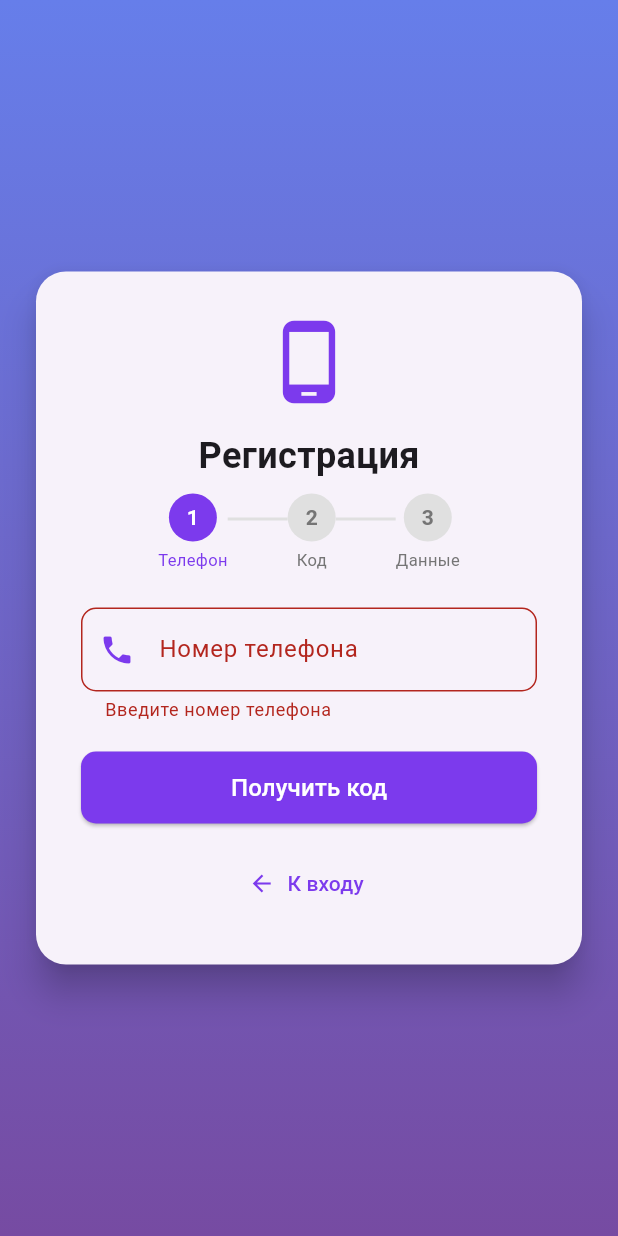
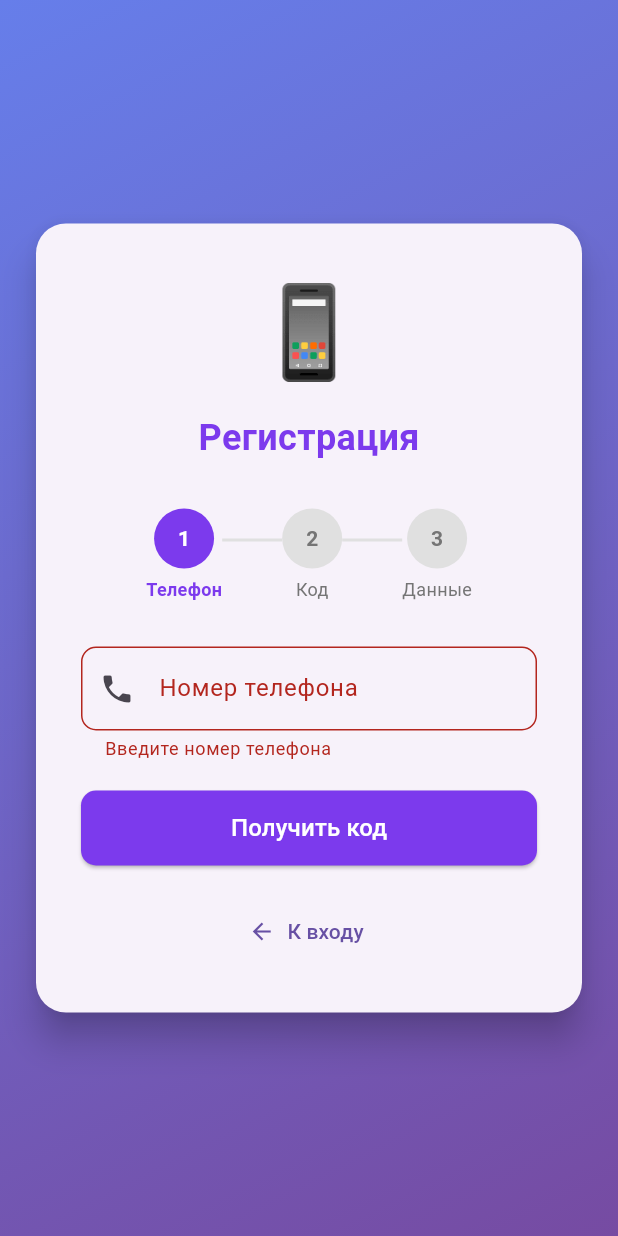
Before and after one commit to monkeygeek4-ai/securewave_app, a Flutter app: the InviteRegisterScreen screen opened directly, after a tap on "Получить код", on a phone screen of 412 x 824 dp. Run offline on Flutter 3.47's test engine with Material 3 defaults, Android fonts, the phone set to English and light mode, and no system bars; our stand-ins replace dio, mask_text_input_formatter, shared_preferences; missing offline and left inert: dart:html, dart:js_util, dart:ui_web, flutter_webrtc; accounts and stored records are empty; network calls fail.

Commit message:
Invite Accept

```diff
--- a/lib/screens/auth/invite_register_screen.dart
+++ b/lib/screens/auth/invite_register_screen.dart
@@ -1,11 +1,13 @@
 // lib/screens/auth/invite_register_screen.dart
 
 import 'package:flutter/material.dart';
+import 'package:flutter/services.dart';
 import 'package:provider/provider.dart';
 import '../../providers/auth_provider.dart';
 import '../../providers/chat_provider.dart';
 import '../../services/api_service.dart';
 import '../home_screen.dart';
+import 'package:mask_text_input_formatter/mask_text_input_formatter.dart';
 
 class InviteRegisterScreen extends StatefulWidget {
   final String? inviteCode;
@@ -29,10 +31,16 @@ class _InviteRegisterScreenState extends State<InviteRegisterScreen> {
 
   final _api = ApiService();
 
-  int _currentStep = 0;
+  int _currentStep = 0; // 0: phone, 1: code, 2: registration
   bool _isLoading = false;
   String? _errorMessage;
   String? _verifiedInviteCode;
+
+  // Маска для телефона: +7 (XXX) XXX-XX-XX
+  final _phoneMask = MaskTextInputFormatter(
+    mask: '+7 (###) ###-##-##',
+    filter: {"#": RegExp(r'[0-9]')},
+  );
 
   @override
   void initState() {
@@ -63,6 +71,7 @@ class _InviteRegisterScreenState extends State<InviteRegisterScreen> {
     });
 
     try {
+      // 2 позиционных аргумента: path, data
       final response = await _api.post('/auth/send-code', {
         'phone': _getCleanPhone(),
         'inviteCode': _verifiedInviteCode,
@@ -74,10 +83,19 @@ class _InviteRegisterScreenState extends State<InviteRegisterScreen> {
           _isLoading = false;
         });
 
+        // Определяем тип: звонок или SMS
+        final isCallPassword =
+            response['message']?.toString().contains('звонок') ??
+                response['message']?.toString().contains('Звонок') ??
+                false;
+
         ScaffoldMessenger.of(context).showSnackBar(
           SnackBar(
-            content: Text(response['message'] ?? 'Код отправлен'),
+            content: Text(isCallPassword
+                ? 'Вам поступит входящий звонок.\nКод - последние 4 цифры номера звонящего.'
+                : 'Код отправлен на ${_phoneController.text}'),
             backgroundColor: Colors.green,
+            duration: const Duration(seconds: 5),
           ),
         );
       } else {
@@ -105,15 +123,22 @@ class _InviteRegisterScreenState extends State<InviteRegisterScreen> {
     try {
       final response = await _api.post('/auth/verify-code', {
         'phone': _getCleanPhone(),
-        'code': _codeController.text.trim(),
-        'inviteCode': _verifiedInviteCode,
+        'code': _codeController.text,
       });
 
       if (response['success'] == true) {
         setState(() {
           _currentStep = 2;
           _isLoading = false;
+          _verifiedInviteCode = response['inviteCode'];
         });
+
+        ScaffoldMessenger.of(context).showSnackBar(
+          const SnackBar(
+            content: Text('Телефон подтвержден!'),
+            backgroundColor: Colors.green,
+          ),
+        );
       } else {
         setState(() {
           _errorMessage = response['error'] ?? 'Неверный код';
@@ -139,26 +164,30 @@ class _InviteRegisterScreenState extends State<InviteRegisterScreen> {
     try {
       final response = await _api.post('/auth/invite-register', {
         'phone': _getCleanPhone(),
+        'code': _codeController.text,
         'username': _usernameController.text.trim(),
         'password': _passwordController.text,
         'fullName': _fullNameController.text.trim(),
         'inviteCode': _verifiedInviteCode,
       });
 
-      if (response['success'] == true && response['token'] != null) {
-        _api.setToken(response['token']);
-
+      if (response['success'] == true && response['user'] != null) {
         final authProvider = context.read<AuthProvider>();
 
+        // Сохраняем токен используя saveToken (асинхронный)
+        if (response['token'] != null) {
+          await _api.saveToken(response['token']);
+        }
+
+        // Обновляем состояние в провайдере
         authProvider.setAuthenticated(
-          response['user']['id'].toString(),
-          response['user']['username'],
-          response['user']['email'],
+          response['user'],
           response['token'],
         );
 
+        // Обновляем ChatProvider
         final chatProvider = context.read<ChatProvider>();
-        chatProvider.setCurrentUserId(response['user']['id'].toString());
+        chatProvider.setCurrentUserId(response['user']['id']?.toString() ?? '');
 
         await Future.delayed(const Duration(milliseconds: 500));
 
@@ -193,8 +222,8 @@ class _InviteRegisterScreenState extends State<InviteRegisterScreen> {
       body: Container(
         decoration: const BoxDecoration(
           gradient: LinearGradient(
-            begin: Alignment.topCenter,
-            end: Alignment.bottomCenter,
+            begin: Alignment.topLeft,
+            end: Alignment.bottomRight,
             colors: [Color(0xFF667EEA), Color(0xFF764BA2)],
           ),
         ),
@@ -202,8 +231,6 @@ class _InviteRegisterScreenState extends State<InviteRegisterScreen> {
           child: Center(
             child: SingleChildScrollView(
               padding: const EdgeInsets.all(20),
-              child: ConstrainedBox(
-                constraints: const BoxConstraints(maxWidth: 450),
               child: Card(
                 elevation: 10,
                 shape: RoundedRectangleBorder(
@@ -214,78 +241,15 @@ class _InviteRegisterScreenState extends State<InviteRegisterScreen> {
                   child: Column(
                     mainAxisSize: MainAxisSize.min,
                     children: [
-                        // Иконка и заголовок
-                        const Icon(
-                          Icons.phone_android,
-                          size: 60,
-                          color: Color(0xFF7C3AED),
-                        ),
-                        const SizedBox(height: 16),
-                        const Text(
-                          'Регистрация',
-                          style: TextStyle(
-                            fontSize: 24,
-                            fontWeight: FontWeight.bold,
-                          ),
-                        ),
-                        const SizedBox(height: 8),
-
-                        // Индикатор шагов
-                        Row(
-                          mainAxisAlignment: MainAxisAlignment.center,
-                          children: [
-                            _buildStepIndicator(0, 'Телефон'),
-                            _buildStepConnector(),
-                            _buildStepIndicator(1, 'Код'),
-                            _buildStepConnector(),
-                            _buildStepIndicator(2, 'Данные'),
+                      _buildHeader(),
+                      const SizedBox(height: 30),
+                      _buildStepIndicator(),
+                      const SizedBox(height: 30),
+                      if (_errorMessage != null) _buildErrorMessage(),
+                      _buildCurrentStep(),
+                      const SizedBox(height: 20),
+                      _buildBackButton(),
                     ],
-                        ),
-                        const SizedBox(height: 24),
-
-                        // Сообщение об ошибке
-                        if (_errorMessage != null)
-                          Container(
-                            padding: const EdgeInsets.all(12),
-                            margin: const EdgeInsets.only(bottom: 16),
-                            decoration: BoxDecoration(
-                              color: Colors.red.shade100,
-                              borderRadius: BorderRadius.circular(8),
-                            ),
-                            child: Row(
-                              children: [
-                                const Icon(Icons.error,
-                                    color: Colors.red, size: 20),
-                                const SizedBox(width: 8),
-                                Expanded(
-                                  child: Text(
-                                    _errorMessage!,
-                                    style: const TextStyle(
-                                        color: Colors.red, fontSize: 13),
-                                  ),
-                                ),
-                              ],
-                            ),
-                          ),
-
-                        // Контент шагов
-                        if (_currentStep == 0) _buildPhoneStep(),
-                        if (_currentStep == 1) _buildCodeStep(),
-                        if (_currentStep == 2) _buildRegistrationStep(),
-
-                        const SizedBox(height: 16),
-
-                        // Кнопка "К входу"
-                        TextButton.icon(
-                          onPressed: () => Navigator.pop(context),
-                          icon: const Icon(Icons.arrow_back, size: 18),
-                          label: const Text('К входу'),
-                          style: TextButton.styleFrom(
-                            foregroundColor: const Color(0xFF7C3AED),
-                          ),
-                        ),
-                      ],
-                    ),
                   ),
                 ),
               ),
@@ -296,52 +260,135 @@ class _InviteRegisterScreenState extends State<InviteRegisterScreen> {
     );
   }
 
-  Widget _buildStepIndicator(int step, String label) {
-    final isActive = _currentStep == step;
-    final isCompleted = _currentStep > step;
+  Widget _buildHeader() {
+    String emoji = '📱';
+    String title = 'Регистрация';
+
+    if (_currentStep == 1) {
+      emoji = '🔐';
+      title = 'Подтверждение';
+    } else if (_currentStep == 2) {
+      emoji = '👤';
+      title = 'Создание аккаунта';
+    }
 
     return Column(
       children: [
-        Container(
-          width: 32,
-          height: 32,
-          decoration: BoxDecoration(
-            color: isCompleted || isActive
-                ? const Color(0xFF7C3AED)
-                : Colors.grey[300],
-            shape: BoxShape.circle,
-          ),
-          child: Center(
-            child: Text(
-              '${step + 1}',
-              style: TextStyle(
-                color:
-                    isCompleted || isActive ? Colors.white : Colors.grey[600],
+        Text(emoji, style: const TextStyle(fontSize: 60)),
+        const SizedBox(height: 10),
+        Text(
+          title,
+          style: const TextStyle(
+            fontSize: 24,
             fontWeight: FontWeight.bold,
-                fontSize: 14,
-              ),
-            ),
-          ),
-        ),
-        const SizedBox(height: 4),
-        Text(
-          label,
-          style: TextStyle(
-            fontSize: 11,
-            color: isActive ? const Color(0xFF7C3AED) : Colors.grey[600],
+            color: Color(0xFF7C3AED),
           ),
         ),
       ],
     );
   }
 
-  Widget _buildStepConnector() {
+  Widget _buildStepIndicator() {
+    return Row(
+      mainAxisAlignment: MainAxisAlignment.center,
+      children: [
+        _buildStepDot(0, 'Телефон'),
+        _buildStepLine(0),
+        _buildStepDot(1, 'Код'),
+        _buildStepLine(1),
+        _buildStepDot(2, 'Данные'),
+      ],
+    );
+  }
+
+  Widget _buildStepDot(int step, String label) {
+    final isActive = step == _currentStep;
+    final isCompleted = step < _currentStep;
+
+    return Column(
+      children: [
+        Container(
+          width: 40,
+          height: 40,
+          decoration: BoxDecoration(
+            shape: BoxShape.circle,
+            color: isCompleted
+                ? Colors.green
+                : isActive
+                    ? const Color(0xFF7C3AED)
+                    : Colors.grey[300],
+          ),
+          child: Center(
+            child: isCompleted
+                ? const Icon(Icons.check, color: Colors.white, size: 20)
+                : Text(
+                    '${step + 1}',
+                    style: TextStyle(
+                      color: isActive ? Colors.white : Colors.grey[600],
+                      fontWeight: FontWeight.bold,
+                    ),
+                  ),
+          ),
+        ),
+        const SizedBox(height: 5),
+        Text(
+          label,
+          style: TextStyle(
+            fontSize: 12,
+            color: isActive ? const Color(0xFF7C3AED) : Colors.grey[600],
+            fontWeight: isActive ? FontWeight.bold : FontWeight.normal,
+          ),
+        ),
+      ],
+    );
+  }
+
+  Widget _buildStepLine(int step) {
+    final isCompleted = step < _currentStep;
+
     return Container(
       width: 40,
       height: 2,
-      margin: const EdgeInsets.only(bottom: 18),
-      color: Colors.grey[300],
+      margin: const EdgeInsets.only(bottom: 20),
+      color: isCompleted ? Colors.green : Colors.grey[300],
     );
+  }
+
+  Widget _buildErrorMessage() {
+    return Container(
+      margin: const EdgeInsets.only(bottom: 20),
+      padding: const EdgeInsets.all(12),
+      decoration: BoxDecoration(
+        color: Colors.red[50],
+        borderRadius: BorderRadius.circular(8),
+        border: Border.all(color: Colors.red[200]!),
+      ),
+      child: Row(
+        children: [
+          Icon(Icons.error_outline, color: Colors.red[700]),
+          const SizedBox(width: 10),
+          Expanded(
+            child: Text(
+              _errorMessage!,
+              style: TextStyle(color: Colors.red[700]),
+            ),
+          ),
+        ],
+      ),
+    );
+  }
+
+  Widget _buildCurrentStep() {
+    switch (_currentStep) {
+      case 0:
+        return _buildPhoneStep();
+      case 1:
+        return _buildCodeStep();
+      case 2:
+        return _buildRegistrationStep();
+      default:
+        return Container();
+    }
   }
 
   Widget _buildPhoneStep() {
@@ -351,11 +398,12 @@ class _InviteRegisterScreenState extends State<InviteRegisterScreen> {
         children: [
           TextFormField(
             controller: _phoneController,
+            inputFormatters: [_phoneMask],
             keyboardType: TextInputType.phone,
             decoration: InputDecoration(
               labelText: 'Номер телефона',
               hintText: '+7 (XXX) XXX-XX-XX',
-              prefixIcon: const Icon(Icons.phone, color: Color(0xFF7C3AED)),
+              prefixIcon: const Icon(Icons.phone),
               border: OutlineInputBorder(
                 borderRadius: BorderRadius.circular(10),
               ),
@@ -364,13 +412,17 @@ class _InviteRegisterScreenState extends State<InviteRegisterScreen> {
               if (value == null || value.isEmpty) {
                 return 'Введите номер телефона';
               }
+              final clean = _getCleanPhone();
+              if (clean.length != 11) {
+                return 'Введите корректный номер';
+              }
               return null;
             },
           ),
           const SizedBox(height: 20),
           SizedBox(
             width: double.infinity,
-            height: 48,
+            height: 50,
             child: ElevatedButton(
               onPressed: _isLoading ? null : _sendCode,
               style: ElevatedButton.styleFrom(
@@ -404,17 +456,29 @@ class _InviteRegisterScreenState extends State<InviteRegisterScreen> {
       key: _codeFormKey,
       child: Column(
         children: [
-          const Text(
+          Text(
             'Введите код из SMS',
-            style: TextStyle(fontSize: 14, color: Colors.grey),
+            style: TextStyle(fontSize: 16, color: Colors.grey[700]),
           ),
-          const SizedBox(height: 16),
+          Text(
+            _phoneController.text,
+            style: const TextStyle(
+              fontSize: 18,
+              fontWeight: FontWeight.bold,
+              color: Color(0xFF7C3AED),
+            ),
+          ),
+          const SizedBox(height: 20),
           TextFormField(
             controller: _codeController,
             keyboardType: TextInputType.number,
             maxLength: 6,
             textAlign: TextAlign.center,
-            style: const TextStyle(fontSize: 24, letterSpacing: 8),
+            style: const TextStyle(
+              fontSize: 24,
+              fontWeight: FontWeight.bold,
+              letterSpacing: 8,
+            ),
             decoration: InputDecoration(
               hintText: '000000',
               counterText: '',
@@ -422,12 +486,10 @@ class _InviteRegisterScreenState extends State<InviteRegisterScreen> {
                 borderRadius: BorderRadius.circular(10),
               ),
             ),
+            inputFormatters: [FilteringTextInputFormatter.digitsOnly],
             validator: (value) {
-              if (value == null || value.isEmpty) {
-                return 'Введите код';
-              }
-              if (value.length != 6) {
-                return 'Код должен содержать 6 цифр';
+              if (value == null || value.length != 6) {
+                return 'Введите 6-значный код';
               }
               return null;
             },
@@ -435,7 +497,7 @@ class _InviteRegisterScreenState extends State<InviteRegisterScreen> {
           const SizedBox(height: 20),
           SizedBox(
             width: double.infinity,
-            height: 48,
+            height: 50,
             child: ElevatedButton(
               onPressed: _isLoading ? null : _verifyCode,
               style: ElevatedButton.styleFrom(
@@ -459,7 +521,7 @@ class _InviteRegisterScreenState extends State<InviteRegisterScreen> {
                     ),
             ),
           ),
-          const SizedBox(height: 12),
+          const SizedBox(height: 15),
           TextButton(
             onPressed: _isLoading ? null : _sendCode,
             child: const Text('Отправить код повторно'),
@@ -478,7 +540,7 @@ class _InviteRegisterScreenState extends State<InviteRegisterScreen> {
             controller: _usernameController,
             decoration: InputDecoration(
               labelText: 'Имя пользователя',
-              prefixIcon: const Icon(Icons.person, color: Color(0xFF7C3AED)),
+              prefixIcon: const Icon(Icons.person),
               border: OutlineInputBorder(
                 borderRadius: BorderRadius.circular(10),
               ),
@@ -490,15 +552,18 @@ class _InviteRegisterScreenState extends State<InviteRegisterScreen> {
               if (value.trim().length < 3) {
                 return 'Минимум 3 символа';
               }
+              if (!RegExp(r'^[a-zA-Z0-9_]+$').hasMatch(value)) {
+                return 'Только буквы, цифры и _';
+              }
               return null;
             },
           ),
-          const SizedBox(height: 12),
+          const SizedBox(height: 15),
           TextFormField(
             controller: _fullNameController,
             decoration: InputDecoration(
               labelText: 'Полное имя',
-              prefixIcon: const Icon(Icons.badge, color: Color(0xFF7C3AED)),
+              prefixIcon: const Icon(Icons.badge),
               border: OutlineInputBorder(
                 borderRadius: BorderRadius.circular(10),
               ),
@@ -510,13 +575,13 @@ class _InviteRegisterScreenState extends State<InviteRegisterScreen> {
               return null;
             },
           ),
-          const SizedBox(height: 12),
+          const SizedBox(height: 15),
           TextFormField(
             controller: _passwordController,
             obscureText: true,
             decoration: InputDecoration(
               labelText: 'Пароль',
-              prefixIcon: const Icon(Icons.lock, color: Color(0xFF7C3AED)),
+              prefixIcon: const Icon(Icons.lock),
               border: OutlineInputBorder(
                 borderRadius: BorderRadius.circular(10),
               ),
@@ -534,7 +599,7 @@ class _InviteRegisterScreenState extends State<InviteRegisterScreen> {
           const SizedBox(height: 20),
           SizedBox(
             width: double.infinity,
-            height: 48,
+            height: 50,
             child: ElevatedButton(
               onPressed: _isLoading ? null : _completeRegistration,
               style: ElevatedButton.styleFrom(
@@ -553,7 +618,7 @@ class _InviteRegisterScreenState extends State<InviteRegisterScreen> {
                       ),
                     )
                   : const Text(
-                      'Завершить регистрацию',
+                      'Создать аккаунт',
                       style: TextStyle(fontSize: 16, color: Colors.white),
                     ),
             ),
@@ -562,4 +627,21 @@ class _InviteRegisterScreenState extends State<InviteRegisterScreen> {
       ),
     );
   }
+
+  Widget _buildBackButton() {
+    return TextButton.icon(
+      onPressed: () {
+        if (_currentStep > 0) {
+          setState(() {
+            _currentStep--;
+            _errorMessage = null;
+          });
+        } else {
+          Navigator.of(context).pop();
         }
+      },
+      icon: const Icon(Icons.arrow_back),
+      label: Text(_currentStep > 0 ? 'Назад' : 'К входу'),
+    );
+  }
+}
```
Lines whose indentation alone changed are shown as unchanged.
